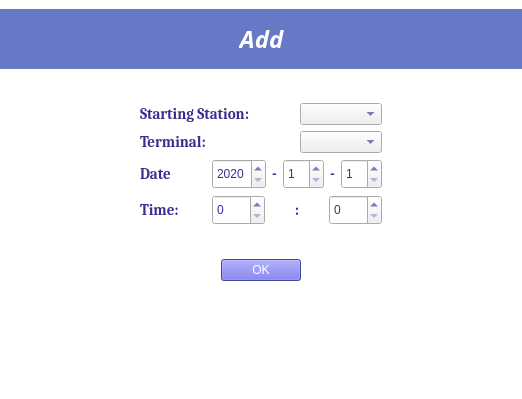
Above: bookingSystem/flightinfodialog.ui from OurBigHomework/OurHomework before the change. Below: the same form after it.
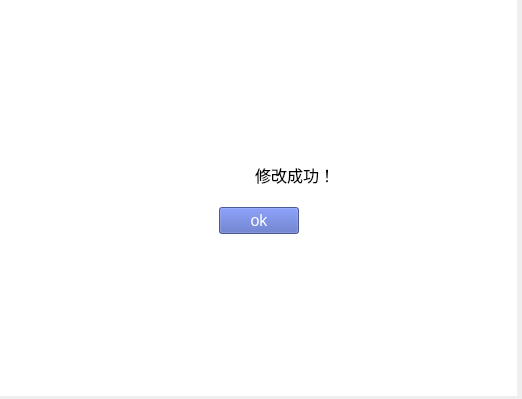
That is the form after the change. The open tabs and pages were chosen to show the change. Icons and pictures are not drawn.

Commit message: 修改excel部分数据实现

Patch:
```diff
--- a/bookingSystem/flightinfodialog.ui
+++ b/bookingSystem/flightinfodialog.ui
@@ -13,24 +13,15 @@
   <property name="windowTitle">
    <string>Form</string>
   </property>
-  <layout class="QVBoxLayout" name="verticalLayout_3">
-   <property name="spacing">
-    <number>0</number>
-   </property>
-   <property name="leftMargin">
-    <number>0</number>
-   </property>
-   <property name="topMargin">
-    <number>0</number>
-   </property>
-   <property name="rightMargin">
-    <number>0</number>
-   </property>
-   <property name="bottomMargin">
-    <number>0</number>
-   </property>
-   <item>
     <widget class="QStackedWidget" name="stackedWidget">
+   <property name="geometry">
+    <rect>
+     <x>0</x>
+     <y>0</y>
+     <width>517</width>
+     <height>396</height>
+    </rect>
+   </property>
      <property name="styleSheet">
       <string notr="true">#stackWidget{
 background-color: rgb(255, 255, 255);
@@ -48,415 +39,146 @@
 }
 </string>
       </property>
-      <layout class="QVBoxLayout" name="verticalLayout_2">
-       <property name="spacing">
-        <number>25</number>
-       </property>
-       <property name="leftMargin">
-        <number>0</number>
-       </property>
-       <property name="rightMargin">
-        <number>0</number>
-       </property>
-       <item>
-        <widget class="QWidget" name="widget_2" native="true">
-         <property name="minimumSize">
-          <size>
-           <width>0</width>
-           <height>60</height>
-          </size>
-         </property>
-         <property name="maximumSize">
-          <size>
-           <width>16777215</width>
-           <height>60</height>
-          </size>
-         </property>
-         <property name="styleSheet">
-          <string notr="true">background-color: rgba(78, 99, 189,220);</string>
-         </property>
-         <layout class="QHBoxLayout" name="horizontalLayout_4">
-          <item>
-           <spacer name="horizontalSpacer">
-            <property name="orientation">
-             <enum>Qt::Horizontal</enum>
-            </property>
-            <property name="sizeHint" stdset="0">
-             <size>
-              <width>213</width>
-              <height>20</height>
-             </size>
-            </property>
-           </spacer>
-          </item>
-          <item>
-           <widget class="QLabel" name="label_8">
-            <property name="font">
-             <font>
-              <family>Candara</family>
-              <pointsize>18</pointsize>
-              <weight>75</weight>
-              <italic>true</italic>
-              <bold>true</bold>
-             </font>
-            </property>
-            <property name="styleSheet">
-             <string notr="true">background-color: rgba(255, 255, 255, 0);
-color: rgb(255, 255, 255);</string>
-            </property>
-            <property name="text">
-             <string>Add</string>
-            </property>
-            <property name="alignment">
-             <set>Qt::AlignCenter</set>
-            </property>
-           </widget>
-          </item>
-          <item>
-           <spacer name="horizontalSpacer_2">
-            <property name="orientation">
-             <enum>Qt::Horizontal</enum>
-            </property>
-            <property name="sizeHint" stdset="0">
-             <size>
-              <width>212</width>
-              <height>20</height>
-             </size>
-            </property>
-           </spacer>
-          </item>
-         </layout>
-        </widget>
-       </item>
-       <item>
-        <layout class="QHBoxLayout" name="horizontalLayout_3">
-         <property name="sizeConstraint">
-          <enum>QLayout::SetDefaultConstraint</enum>
-         </property>
-         <property name="topMargin">
-          <number>0</number>
-         </property>
-         <item>
-          <spacer name="horizontalSpacer_3">
-           <property name="orientation">
-            <enum>Qt::Horizontal</enum>
-           </property>
-           <property name="sizeHint" stdset="0">
-            <size>
-             <width>40</width>
-             <height>20</height>
-            </size>
-           </property>
-          </spacer>
-         </item>
-         <item>
-          <widget class="QWidget" name="widget" native="true">
-           <property name="styleSheet">
-            <string notr="true">
-color: rgb(59, 45, 141);
-
-</string>
-           </property>
            <layout class="QGridLayout" name="gridLayout">
-            <property name="horizontalSpacing">
-             <number>6</number>
-            </property>
-            <item row="0" column="0" colspan="2">
-             <widget class="QLabel" name="label_2">
-              <property name="font">
-               <font>
-                <family>Cambria</family>
-                <pointsize>11</pointsize>
-                <weight>75</weight>
-                <bold>true</bold>
-               </font>
-              </property>
-              <property name="text">
-               <string>Starting Station:</string>
-              </property>
-             </widget>
-            </item>
-            <item row="0" column="2" rowspan="2">
+     <item row="0" column="1">
+      <spacer name="verticalSpacer_5">
+       <property name="orientation">
+        <enum>Qt::Vertical</enum>
+       </property>
+       <property name="sizeHint" stdset="0">
+        <size>
+         <width>20</width>
+         <height>118</height>
+        </size>
+       </property>
+      </spacer>
+     </item>
+     <item row="1" column="0">
+      <spacer name="horizontalSpacer_3">
+       <property name="orientation">
+        <enum>Qt::Horizontal</enum>
+       </property>
+       <property name="sizeHint" stdset="0">
+        <size>
+         <width>139</width>
+         <height>20</height>
+        </size>
+       </property>
+      </spacer>
+     </item>
+     <item row="1" column="1">
              <layout class="QVBoxLayout" name="verticalLayout">
-              <item>
-               <widget class="QComboBox" name="beginBox"/>
-              </item>
-              <item>
-               <widget class="QComboBox" name="endBox"/>
-              </item>
-             </layout>
-            </item>
-            <item row="1" column="0">
-             <widget class="QLabel" name="label_5">
-              <property name="font">
-               <font>
-                <family>Cambria</family>
-                <pointsize>11</pointsize>
-                <weight>75</weight>
-                <bold>true</bold>
-               </font>
-              </property>
-              <property name="styleSheet">
-               <string notr="true"/>
-              </property>
-              <property name="text">
-               <string>Terminal:</string>
-              </property>
-             </widget>
-            </item>
-            <item row="2" column="0">
-             <widget class="QLabel" name="label">
-              <property name="font">
-               <font>
-                <family>Cambria</family>
-                <pointsize>11</pointsize>
-                <weight>75</weight>
-                <bold>true</bold>
-               </font>
-              </property>
-              <property name="text">
-               <string>Date</string>
-              </property>
-             </widget>
-            </item>
-            <item row="2" column="1" colspan="2">
+       <property name="spacing">
+        <number>20</number>
+       </property>
+       <item>
              <layout class="QHBoxLayout" name="horizontalLayout">
-              <item>
-               <widget class="QSpinBox" name="yearBox">
-                <property name="minimumSize">
-                 <size>
-                  <width>0</width>
-                  <height>30</height>
-                 </size>
-                </property>
-                <property name="minimum">
-                 <number>2020</number>
-                </property>
-                <property name="maximum">
-                 <number>2100</number>
-                </property>
-               </widget>
-              </item>
+         <property name="spacing">
+          <number>20</number>
+         </property>
               <item>
-               <widget class="QLabel" name="label_4">
-                <property name="minimumSize">
-                 <size>
-                  <width>0</width>
-                  <height>30</height>
-                 </size>
-                </property>
+          <widget class="QLabel" name="label">
                 <property name="maximumSize">
                  <size>
-                  <width>12</width>
-                  <height>16777215</height>
-                 </size>
-                </property>
-                <property name="font">
-                 <font>
-                  <family>Cambria</family>
-                  <pointsize>11</pointsize>
-                  <weight>75</weight>
-                  <bold>true</bold>
-                 </font>
-                </property>
+             <width>60</width>
+             <height>60</height>
+            </size>
+           </property>
                 <property name="text">
-                 <string>-</string>
-                </property>
-               </widget>
-              </item>
-              <item>
-               <widget class="QSpinBox" name="monthBox">
-                <property name="minimumSize">
-                 <size>
-                  <width>0</width>
-                  <height>30</height>
-                 </size>
-                </property>
-                <property name="minimum">
-                 <number>1</number>
-                </property>
-                <property name="maximum">
-                 <number>12</number>
-                </property>
+            <string/>
+           </property>
+           <property name="pixmap">
+            <pixmap resource="image.qrc">:/yes.png</pixmap>
+           </property>
+           <property name="scaledContents">
+            <bool>true</bool>
+           </property>
                </widget>
               </item>
               <item>
-               <widget class="QLabel" name="label_7">
-                <property name="minimumSize">
-                 <size>
-                  <width>0</width>
-                  <height>30</height>
-                 </size>
-                </property>
-                <property name="maximumSize">
-                 <size>
-                  <width>12</width>
-                  <height>16777215</height>
-                 </size>
-                </property>
+          <widget class="QLabel" name="label_2">
                 <property name="font">
                  <font>
-                  <family>Cambria</family>
-                  <pointsize>11</pointsize>
-                  <weight>75</weight>
-                  <bold>true</bold>
+             <family>Arial</family>
+             <pointsize>12</pointsize>
                  </font>
                 </property>
                 <property name="text">
-                 <string>-</string>
-                </property>
-               </widget>
-              </item>
-              <item>
-               <widget class="QSpinBox" name="dayBox">
-                <property name="minimumSize">
-                 <size>
-                  <width>0</width>
-                  <height>30</height>
-                 </size>
-                </property>
-                <property name="minimum">
-                 <number>1</number>
-                </property>
-                <property name="maximum">
-                 <number>31</number>
+            <string>修改成功！</string>
                 </property>
                </widget>
               </item>
              </layout>
             </item>
-            <item row="3" column="0">
-             <widget class="QLabel" name="label_3">
-              <property name="font">
-               <font>
-                <family>Cambria</family>
-                <pointsize>11</pointsize>
-                <weight>75</weight>
-                <bold>true</bold>
-               </font>
-              </property>
-              <property name="text">
-               <string>Time:</string>
-              </property>
-             </widget>
-            </item>
-            <item row="3" column="1" colspan="2">
+       <item>
              <layout class="QHBoxLayout" name="horizontalLayout_2">
               <item>
-               <widget class="QSpinBox" name="hourBox">
-                <property name="minimumSize">
+          <spacer name="horizontalSpacer">
+           <property name="orientation">
+            <enum>Qt::Horizontal</enum>
+           </property>
+           <property name="sizeHint" stdset="0">
                  <size>
-                  <width>0</width>
-                  <height>30</height>
-                 </size>
-                </property>
-                <property name="minimum">
-                 <number>0</number>
-                </property>
-                <property name="maximum">
-                 <number>23</number>
-                </property>
-               </widget>
+             <width>40</width>
+             <height>20</height>
+            </size>
+           </property>
+          </spacer>
               </item>
               <item>
-               <widget class="QLabel" name="label_6">
-                <property name="minimumSize">
+          <widget class="QPushButton" name="returnButton">
+           <property name="maximumSize">
                  <size>
-                  <width>0</width>
-                  <height>30</height>
+             <width>100</width>
+             <height>16777215</height>
                  </size>
                 </property>
                 <property name="font">
                  <font>
-                  <family>Cambria</family>
-                  <pointsize>11</pointsize>
-                  <weight>75</weight>
-                  <bold>true</bold>
-                 </font>
-                </property>
+             <family>Arial</family>
+             <pointsize>12</pointsize>
+            </font>
+           </property>
+           <property name="styleSheet">
+            <string notr="true">background-color: rgba(78, 99, 189,220);
+color: rgb(255, 255, 255);</string>
+           </property>
                 <property name="text">
-                 <string>:</string>
-                </property>
-                <property name="alignment">
-                 <set>Qt::AlignCenter</set>
+            <string>ok</string>
                 </property>
                </widget>
               </item>
               <item>
-               <widget class="QSpinBox" name="minBox">
-                <property name="minimumSize">
+          <spacer name="horizontalSpacer_2">
+           <property name="orientation">
+            <enum>Qt::Horizontal</enum>
+           </property>
+           <property name="sizeHint" stdset="0">
                  <size>
-                  <width>0</width>
-                  <height>30</height>
-                 </size>
-                </property>
-                <property name="maximum">
-                 <number>60</number>
-                </property>
-               </widget>
+             <width>40</width>
+             <height>20</height>
+            </size>
+           </property>
+          </spacer>
               </item>
              </layout>
             </item>
            </layout>
-          </widget>
-         </item>
-         <item>
+     </item>
+     <item row="1" column="2">
           <spacer name="horizontalSpacer_4">
            <property name="orientation">
             <enum>Qt::Horizontal</enum>
            </property>
            <property name="sizeHint" stdset="0">
             <size>
-             <width>40</width>
+         <width>138</width>
              <height>20</height>
             </size>
            </property>
           </spacer>
          </item>
-        </layout>
-       </item>
-       <item>
-        <layout class="QHBoxLayout" name="horizontalLayout_5">
-         <item>
-          <spacer name="horizontalSpacer_5">
-           <property name="orientation">
-            <enum>Qt::Horizontal</enum>
-           </property>
-           <property name="sizeHint" stdset="0">
-            <size>
-             <width>40</width>
-             <height>20</height>
-            </size>
-           </property>
-          </spacer>
-         </item>
-         <item>
-          <widget class="QPushButton" name="buttonOk">
-           <property name="styleSheet">
-            <string notr="true">background-color: rgb(97, 97, 218);
-color:white;</string>
-           </property>
-           <property name="text">
-            <string>OK</string>
-           </property>
-          </widget>
-         </item>
-         <item>
-          <spacer name="horizontalSpacer_6">
-           <property name="orientation">
-            <enum>Qt::Horizontal</enum>
-           </property>
-           <property name="sizeHint" stdset="0">
-            <size>
-             <width>40</width>
-             <height>20</height>
-            </size>
-           </property>
-          </spacer>
-         </item>
-        </layout>
-       </item>
-       <item>
+     <item row="2" column="1">
         <spacer name="verticalSpacer">
          <property name="orientation">
           <enum>Qt::Vertical</enum>
@@ -464,7 +186,7 @@
          <property name="sizeHint" stdset="0">
           <size>
            <width>20</width>
-           <height>40</height>
+         <height>118</height>
           </size>
          </property>
         </spacer>
@@ -1007,8 +729,6 @@
       </layout>
      </widget>
     </widget>
-   </item>
-  </layout>
  </widget>
  <resources/>
  <connections/>
```
Left out of the diff: 6 changed lines with no effect on the pictures. Lines whose indentation alone changed are shown as unchanged. The commit also changes 18 other files.
